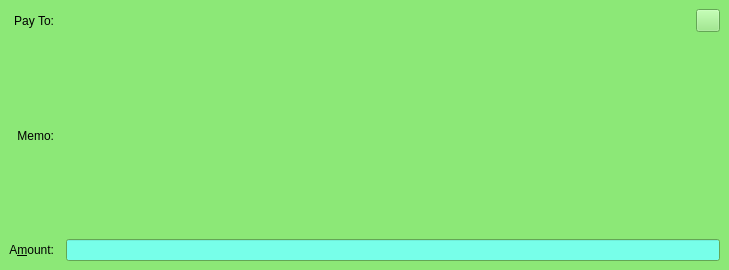
Old version of the form src/qt/forms/sendcoinsentry.ui in the repository mceme/ImageCoin.
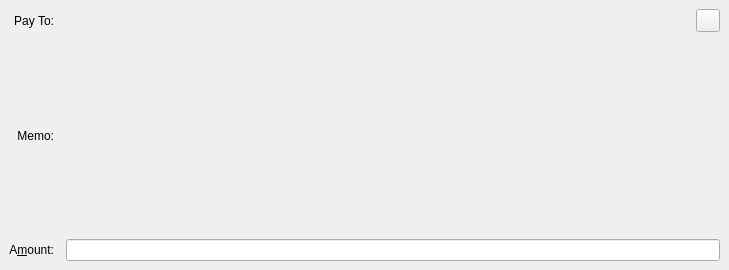
New version of the form. The open tabs and pages were chosen to show the change. Custom widgets are drawn as their Qt base class.

```diff
--- a/src/qt/forms/sendcoinsentry.ui
+++ b/src/qt/forms/sendcoinsentry.ui
@@ -878,475 +878,6 @@
    </layout>
   </widget>
   <widget class="QFrame" name="SendCoins_AuthenticatedPaymentRequest">
-   <property name="palette">
-    <palette>
-     <active>
-      <colorrole role="WindowText">
-       <brush brushstyle="SolidPattern">
-        <color alpha="255">
-         <red>0</red>
-         <green>0</green>
-         <blue>0</blue>
-        </color>
-       </brush>
-      </colorrole>
-      <colorrole role="Button">
-       <brush brushstyle="SolidPattern">
-        <color alpha="255">
-         <red>140</red>
-         <green>232</green>
-         <blue>119</blue>
-        </color>
-       </brush>
-      </colorrole>
-      <colorrole role="Light">
-       <brush brushstyle="SolidPattern">
-        <color alpha="255">
-         <red>230</red>
-         <green>255</green>
-         <blue>224</blue>
-        </color>
-       </brush>
-      </colorrole>
-      <colorrole role="Midlight">
-       <brush brushstyle="SolidPattern">
-        <color alpha="255">
-         <red>185</red>
-         <green>243</green>
-         <blue>171</blue>
-        </color>
-       </brush>
-      </colorrole>
-      <colorrole role="Dark">
-       <brush brushstyle="SolidPattern">
-        <color alpha="255">
-         <red>70</red>
-         <green>116</green>
-         <blue>59</blue>
-        </color>
-       </brush>
-      </colorrole>
-      <colorrole role="Mid">
-       <brush brushstyle="SolidPattern">
-        <color alpha="255">
-         <red>93</red>
-         <green>155</green>
-         <blue>79</blue>
-        </color>
-       </brush>
-      </colorrole>
-      <colorrole role="Text">
-       <brush brushstyle="SolidPattern">
-        <color alpha="255">
-         <red>0</red>
-         <green>0</green>
-         <blue>0</blue>
-        </color>
-       </brush>
-      </colorrole>
-      <colorrole role="BrightText">
-       <brush brushstyle="SolidPattern">
-        <color alpha="255">
-         <red>155</red>
-         <green>255</green>
-         <blue>147</blue>
-        </color>
-       </brush>
-      </colorrole>
-      <colorrole role="ButtonText">
-       <brush brushstyle="SolidPattern">
-        <color alpha="255">
-         <red>0</red>
-         <green>0</green>
-         <blue>0</blue>
-        </color>
-       </brush>
-      </colorrole>
-      <colorrole role="Base">
-       <brush brushstyle="SolidPattern">
-        <color alpha="255">
-         <red>119</red>
-         <green>255</green>
-         <blue>233</blue>
-        </color>
-       </brush>
-      </colorrole>
-      <colorrole role="Window">
-       <brush brushstyle="SolidPattern">
-        <color alpha="255">
-         <red>140</red>
-         <green>232</green>
-         <blue>119</blue>
-        </color>
-       </brush>
-      </colorrole>
-      <colorrole role="Shadow">
-       <brush brushstyle="SolidPattern">
-        <color alpha="255">
-         <red>0</red>
-         <green>0</green>
-         <blue>0</blue>
-        </color>
-       </brush>
-      </colorrole>
-      <colorrole role="AlternateBase">
-       <brush brushstyle="SolidPattern">
-        <color alpha="255">
-         <red>197</red>
-         <green>243</green>
-         <blue>187</blue>
-        </color>
-       </brush>
-      </colorrole>
-      <colorrole role="NoRole">
-       <brush brushstyle="SolidPattern">
-        <color alpha="255">
-         <red>125</red>
-         <green>194</green>
-         <blue>122</blue>
-        </color>
-       </brush>
-      </colorrole>
-      <colorrole role="ToolTipBase">
-       <brush brushstyle="SolidPattern">
-        <color alpha="255">
-         <red>255</red>
-         <green>255</green>
-         <blue>220</blue>
-        </color>
-       </brush>
-      </colorrole>
-      <colorrole role="ToolTipText">
-       <brush brushstyle="SolidPattern">
-        <color alpha="255">
-         <red>0</red>
-         <green>0</green>
-         <blue>0</blue>
-        </color>
-       </brush>
-      </colorrole>
-      <colorrole role="PlaceholderText">
-       <brush brushstyle="NoBrush">
-        <color alpha="128">
-         <red>0</red>
-         <green>0</green>
-         <blue>0</blue>
-        </color>
-       </brush>
-      </colorrole>
-     </active>
-     <inactive>
-      <colorrole role="WindowText">
-       <brush brushstyle="SolidPattern">
-        <color alpha="255">
-         <red>0</red>
-         <green>0</green>
-         <blue>0</blue>
-        </color>
-       </brush>
-      </colorrole>
-      <colorrole role="Button">
-       <brush brushstyle="SolidPattern">
-        <color alpha="255">
-         <red>140</red>
-         <green>232</green>
-         <blue>119</blue>
-        </color>
-       </brush>
-      </colorrole>
-      <colorrole role="Light">
-       <brush brushstyle="SolidPattern">
-        <color alpha="255">
-         <red>230</red>
-         <green>255</green>
-         <blue>224</blue>
-        </color>
-       </brush>
-      </colorrole>
-      <colorrole role="Midlight">
-       <brush brushstyle="SolidPattern">
-        <color alpha="255">
-         <red>185</red>
-         <green>243</green>
-         <blue>171</blue>
-        </color>
-       </brush>
-      </colorrole>
-      <colorrole role="Dark">
-       <brush brushstyle="SolidPattern">
-        <color alpha="255">
-         <red>70</red>
-         <green>116</green>
-         <blue>59</blue>
-        </color>
-       </brush>
-      </colorrole>
-      <colorrole role="Mid">
-       <brush brushstyle="SolidPattern">
-        <color alpha="255">
-         <red>93</red>
-         <green>155</green>
-         <blue>79</blue>
-        </color>
-       </brush>
-      </colorrole>
-      <colorrole role="Text">
-       <brush brushstyle="SolidPattern">
-        <color alpha="255">
-         <red>0</red>
-         <green>0</green>
-         <blue>0</blue>
-        </color>
-       </brush>
-      </colorrole>
-      <colorrole role="BrightText">
-       <brush brushstyle="SolidPattern">
-        <color alpha="255">
-         <red>155</red>
-         <green>255</green>
-         <blue>147</blue>
-        </color>
-       </brush>
-      </colorrole>
-      <colorrole role="ButtonText">
-       <brush brushstyle="SolidPattern">
-        <color alpha="255">
-         <red>0</red>
-         <green>0</green>
-         <blue>0</blue>
-        </color>
-       </brush>
-      </colorrole>
-      <colorrole role="Base">
-       <brush brushstyle="SolidPattern">
-        <color alpha="255">
-         <red>119</red>
-         <green>255</green>
-         <blue>233</blue>
-        </color>
-       </brush>
-      </colorrole>
-      <colorrole role="Window">
-       <brush brushstyle="SolidPattern">
-        <color alpha="255">
-         <red>140</red>
-         <green>232</green>
-         <blue>119</blue>
-        </color>
-       </brush>
-      </colorrole>
-      <colorrole role="Shadow">
-       <brush brushstyle="SolidPattern">
-        <color alpha="255">
-         <red>0</red>
-         <green>0</green>
-         <blue>0</blue>
-        </color>
-       </brush>
-      </colorrole>
-      <colorrole role="AlternateBase">
-       <brush brushstyle="SolidPattern">
-        <color alpha="255">
-         <red>197</red>
-         <green>243</green>
-         <blue>187</blue>
-        </color>
-       </brush>
-      </colorrole>
-      <colorrole role="NoRole">
-       <brush brushstyle="SolidPattern">
-        <color alpha="255">
-         <red>125</red>
-         <green>194</green>
-         <blue>122</blue>
-        </color>
-       </brush>
-      </colorrole>
-      <colorrole role="ToolTipBase">
-       <brush brushstyle="SolidPattern">
-        <color alpha="255">
-         <red>255</red>
-         <green>255</green>
-         <blue>220</blue>
-        </color>
-       </brush>
-      </colorrole>
-      <colorrole role="ToolTipText">
-       <brush brushstyle="SolidPattern">
-        <color alpha="255">
-         <red>0</red>
-         <green>0</green>
-         <blue>0</blue>
-        </color>
-       </brush>
-      </colorrole>
-      <colorrole role="PlaceholderText">
-       <brush brushstyle="NoBrush">
-        <color alpha="128">
-         <red>0</red>
-         <green>0</green>
-         <blue>0</blue>
-        </color>
-       </brush>
-      </colorrole>
-     </inactive>
-     <disabled>
-      <colorrole role="WindowText">
-       <brush brushstyle="SolidPattern">
-        <color alpha="255">
-         <red>70</red>
-         <green>116</green>
-         <blue>59</blue>
-        </color>
-       </brush>
-      </colorrole>
-      <colorrole role="Button">
-       <brush brushstyle="SolidPattern">
-        <color alpha="255">
-         <red>140</red>
-         <green>232</green>
-         <blue>119</blue>
-        </color>
-       </brush>
-      </colorrole>
-      <colorrole role="Light">
-       <brush brushstyle="SolidPattern">
-        <color alpha="255">
-         <red>230</red>
-         <green>255</green>
-         <blue>224</blue>
-        </color>
-       </brush>
-      </colorrole>
-      <colorrole role="Midlight">
-       <brush brushstyle="SolidPattern">
-        <color alpha="255">
-         <red>185</red>
-         <green>243</green>
-         <blue>171</blue>
-        </color>
-       </brush>
-      </colorrole>
-      <colorrole role="Dark">
-       <brush brushstyle="SolidPattern">
-        <color alpha="255">
-         <red>70</red>
-         <green>116</green>
-         <blue>59</blue>
-        </color>
-       </brush>
-      </colorrole>
-      <colorrole role="Mid">
-       <brush brushstyle="SolidPattern">
-        <color alpha="255">
-         <red>93</red>
-         <green>155</green>
-         <blue>79</blue>
-        </color>
-       </brush>
-      </colorrole>
-      <colorrole role="Text">
-       <brush brushstyle="SolidPattern">
-        <color alpha="255">
-         <red>70</red>
-         <green>116</green>
-         <blue>59</blue>
-        </color>
-       </brush>
-      </colorrole>
-      <colorrole role="BrightText">
-       <brush brushstyle="SolidPattern">
-        <color alpha="255">
-         <red>155</red>
-         <green>255</green>
-         <blue>147</blue>
-        </color>
-       </brush>
-      </colorrole>
-      <colorrole role="ButtonText">
-       <brush brushstyle="SolidPattern">
-        <color alpha="255">
-         <red>70</red>
-         <green>116</green>
-         <blue>59</blue>
-        </color>
-       </brush>
-      </colorrole>
-      <colorrole role="Base">
-       <brush brushstyle="SolidPattern">
-        <color alpha="255">
-         <red>140</red>
-         <green>232</green>
-         <blue>119</blue>
-        </color>
-       </brush>
-      </colorrole>
-      <colorrole role="Window">
-       <brush brushstyle="SolidPattern">
-        <color alpha="255">
-         <red>140</red>
-         <green>232</green>
-         <blue>119</blue>
-        </color>
-       </brush>
-      </colorrole>
-      <colorrole role="Shadow">
-       <brush brushstyle="SolidPattern">
-        <color alpha="255">
-         <red>0</red>
-         <green>0</green>
-         <blue>0</blue>
-        </color>
-       </brush>
-      </colorrole>
-      <colorrole role="AlternateBase">
-       <brush brushstyle="SolidPattern">
-        <color alpha="255">
-         <red>140</red>
-         <green>232</green>
-         <blue>119</blue>
-        </color>
-       </brush>
-      </colorrole>
-      <colorrole role="NoRole">
-       <brush brushstyle="SolidPattern">
-        <color alpha="255">
-         <red>125</red>
-         <green>194</green>
-         <blue>122</blue>
-        </color>
-       </brush>
-      </colorrole>
-      <colorrole role="ToolTipBase">
-       <brush brushstyle="SolidPattern">
-        <color alpha="255">
-         <red>255</red>
-         <green>255</green>
-         <blue>220</blue>
-        </color>
-       </brush>
-      </colorrole>
-      <colorrole role="ToolTipText">
-       <brush brushstyle="SolidPattern">
-        <color alpha="255">
-         <red>0</red>
-         <green>0</green>
-         <blue>0</blue>
-        </color>
-       </brush>
-      </colorrole>
-      <colorrole role="PlaceholderText">
-       <brush brushstyle="NoBrush">
-        <color alpha="128">
-         <red>0</red>
-         <green>0</green>
-         <blue>0</blue>
-        </color>
-       </brush>
-      </colorrole>
-     </disabled>
-    </palette>
-   </property>
    <property name="toolTip">
     <string>This is an authenticated payment request.</string>
    </property>
```
Left out of the diff: 448 changed lines with no effect on the pictures.
